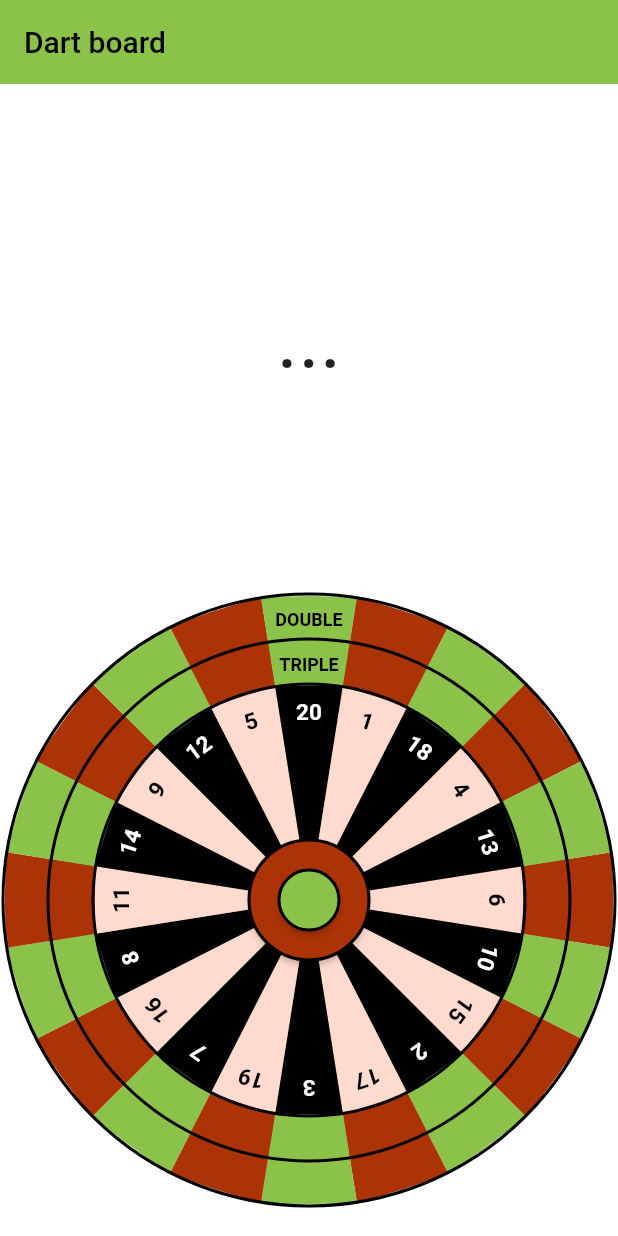
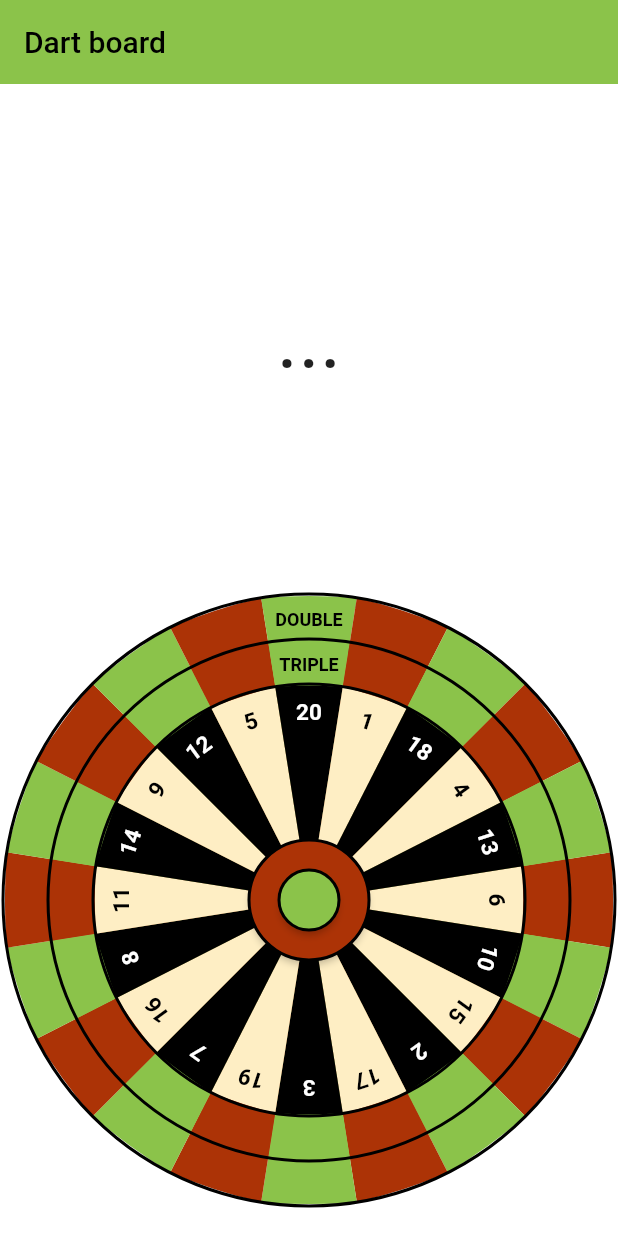
Before and after one commit to betusin/darts-counter, a Flutter app: the screen it shows after launch, on a phone screen of 412 x 824 dp. Run offline on Flutter 3.47's test engine with Material 2 defaults, Android fonts, the phone set to English and light mode, and no system bars; our stand-ins replace flex_color_scheme.

Commit message:
fix: tertiary color

```diff
--- a/lib/board/inner_segments.dart
+++ b/lib/board/inner_segments.dart
@@ -20,7 +20,7 @@ class InnerSegments extends StatelessWidget {
 
     for (int i = 0; i < 20; i++) {
       Color col = (i % 2 == 0)
-          ? Theme.of(context).colorScheme.secondaryContainer
+          ? Theme.of(context).colorScheme.tertiary
           : dartboardBlack;
       segments.add(Segment(
           widthOfScreen: widthOfWholeBoard,
--- a/lib/main.dart
+++ b/lib/main.dart
@@ -18,14 +18,18 @@ class MyApp extends StatelessWidget {
         create: (_) => CurrentScoreNotifier(),
         child: MaterialApp(
           title: 'Flutter Demo',
+          // This theme was made for FlexColorScheme version 6.1.1. Make sure
+// you use same or higher version, but still same major version. If
+// you use a lower version, some properties may not be supported. In
+// that case you can also remove them after copying the theme to your app.
           theme: FlexThemeData.light(
             colors: const FlexSchemeColor(
               primary: Color(0xff8bc34a),
               primaryContainer: Color(0xffb7dc94),
               secondary: Color(0xffac3306),
               secondaryContainer: Color(0xffffdbcf),
-              tertiary: Color(0xfffdd877),
-              tertiaryContainer: Color(0xffb59538),
+              tertiary: Color(0xfffeeec4),
+              tertiaryContainer: Color(0xffe4c26b),
               appBarColor: Color(0xffffdbcf),
               error: Color(0xffb00020),
             ),
@@ -45,8 +49,8 @@ class MyApp extends StatelessWidget {
               primaryContainer: Color(0xffb7dc94),
               secondary: Color(0xffee5444),
               secondaryContainer: Color(0xffc36142),
-              tertiary: Color(0xffd5a42e),
-              tertiaryContainer: Color(0xffffd682),
+              tertiary: Color(0xffe6c982),
+              tertiaryContainer: Color(0xffc09c42),
               appBarColor: Color(0xffc36142),
               error: Color(0xffcf6679),
             ),
@@ -57,7 +61,6 @@ class MyApp extends StatelessWidget {
               appBarBackgroundSchemeColor: SchemeColor.primary,
             ),
             visualDensity: FlexColorScheme.comfortablePlatformDensity,
-            swapLegacyOnMaterial3: true,
             // To use the Playground font, add GoogleFonts package and uncomment
             // fontFamily: GoogleFonts.notoSans().fontFamily,
           ),
```
